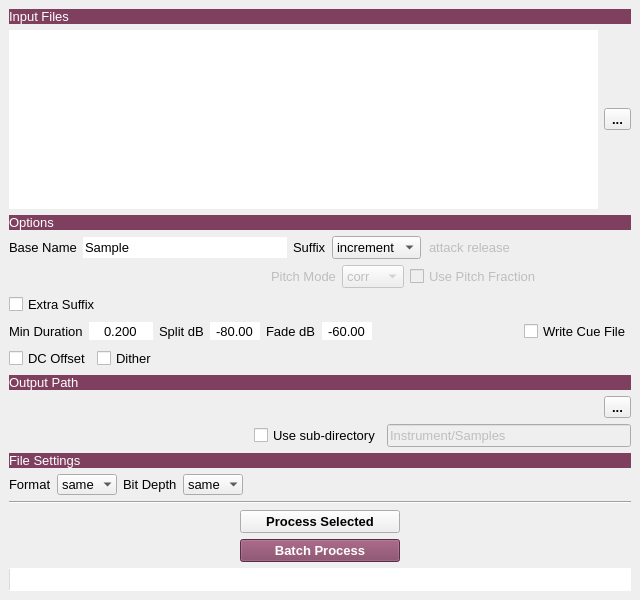
Above: tools/UI/split_tool.ui from robotmitchum/sample_tools before the change. Below: the same form after it.
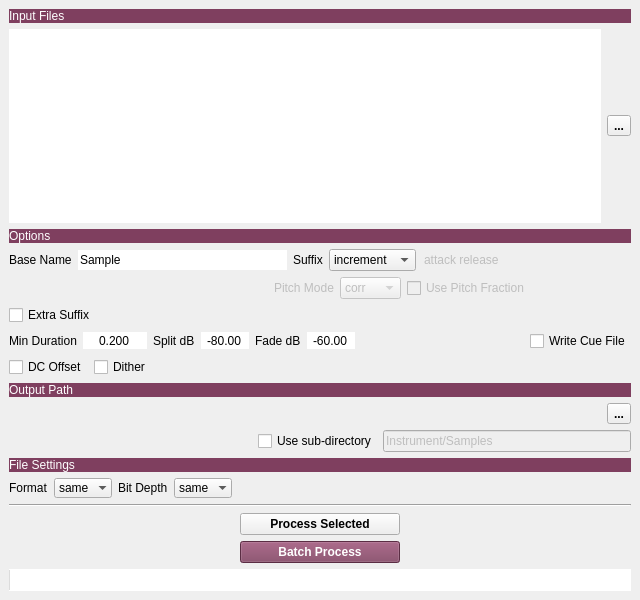
That is the form after the change.

Commit message: - New tool: "DR-DS" - Overhaul of the UI, removed the need for QDarkstyle - Misc fixes and improvements

What changed in the file:
```diff
--- a/tools/UI/split_tool.ui
+++ b/tools/UI/split_tool.ui
@@ -10,13 +10,6 @@
     <height>600</height>
    </rect>
   </property>
-  <property name="font">
-   <font>
-    <pointsize>10</pointsize>
-    <strikeout>false</strikeout>
-    <stylestrategy>PreferAntialias</stylestrategy>
-   </font>
-  </property>
   <property name="windowTitle">
    <string>Split Audio Tool</string>
   </property>
@@ -72,11 +65,7 @@
        <widget class="QToolButton" name="set_files_tb">
         <property name="font">
          <font>
-          <pointsize>10</pointsize>
-          <weight>75</weight>
           <bold>true</bold>
-          <strikeout>false</strikeout>
-          <stylestrategy>PreferAntialias</stylestrategy>
          </font>
         </property>
         <property name="toolTip">
@@ -585,11 +574,7 @@
        <widget class="QToolButton" name="set_output_path_tb">
         <property name="font">
          <font>
-          <pointsize>10</pointsize>
-          <weight>75</weight>
           <bold>true</bold>
-          <strikeout>false</strikeout>
-          <stylestrategy>PreferAntialias</stylestrategy>
          </font>
         </property>
         <property name="toolTip">
@@ -810,11 +795,7 @@
         </property>
         <property name="font">
          <font>
-          <pointsize>10</pointsize>
-          <weight>75</weight>
           <bold>true</bold>
-          <strikeout>false</strikeout>
-          <stylestrategy>PreferAntialias</stylestrategy>
          </font>
         </property>
         <property name="toolTip">
@@ -845,11 +826,7 @@
         </property>
         <property name="font">
          <font>
-          <pointsize>10</pointsize>
-          <weight>75</weight>
           <bold>true</bold>
-          <strikeout>false</strikeout>
-          <stylestrategy>PreferAntialias</stylestrategy>
          </font>
         </property>
         <property name="toolTip">
```
The commit also changes 48 other files.
